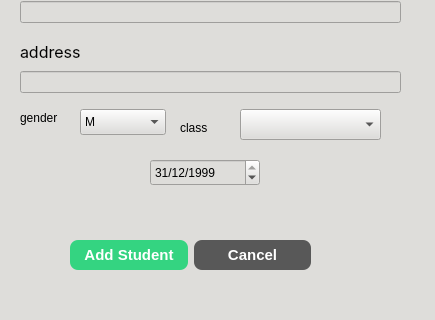
Old version of the form School_System/ui/AddStudentDialog.ui in the repository KasperJack/School-Management-System; both pictures show x 0 to 435 and y 241 to 561 of the 435 by 561 pixel window.
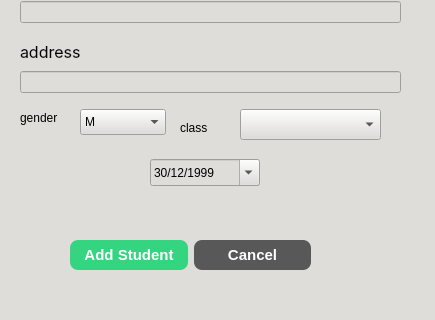
New version of the form.

What changed in the file:
```diff
--- a/School_System/ui/AddStudentDialog.ui
+++ b/School_System/ui/AddStudentDialog.ui
@@ -290,12 +290,15 @@
      <second>0</second>
      <year>1999</year>
      <month>12</month>
-     <day>31</day>
+     <day>30</day>
     </datetime>
    </property>
    <property name="displayFormat">
     <string>d/M/yyyy</string>
    </property>
+   <property name="calendarPopup">
+    <bool>true</bool>
+   </property>
   </widget>
   <widget class="QWidget" name="layoutWidget_3">
    <property name="geometry">
```
